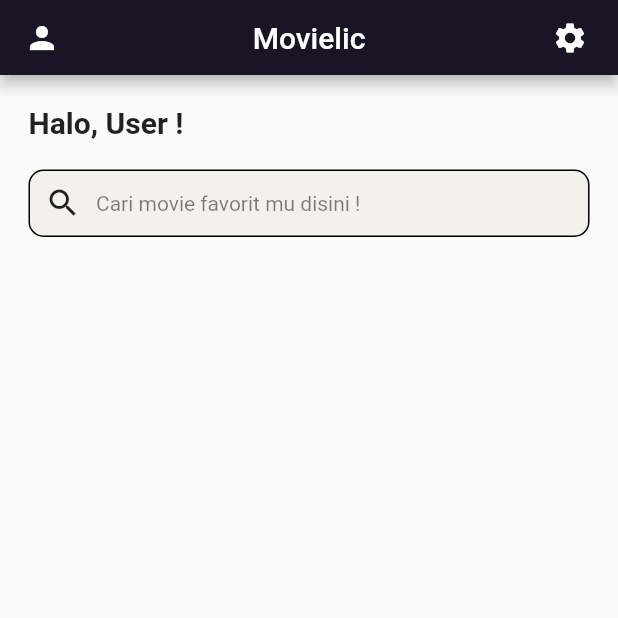
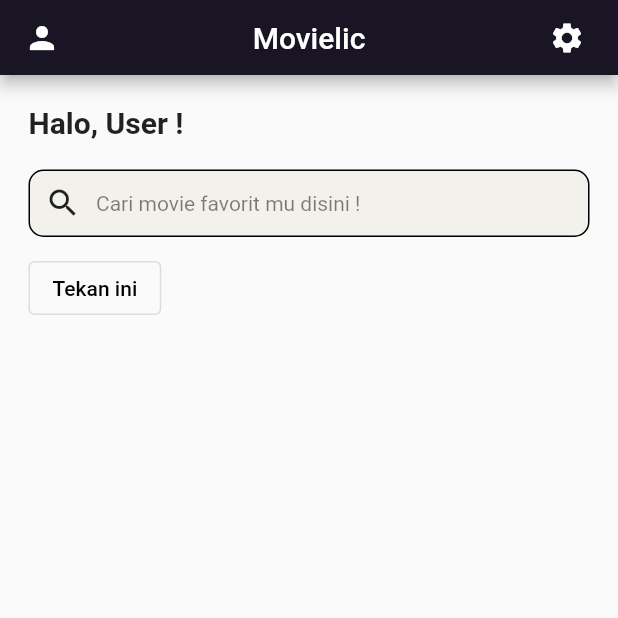
Before and after one commit to Harizt-LF/movieholic_app, a Flutter app: the screen it shows after launch, on a phone screen of 412 x 824 dp, the top half of it. Run offline on Flutter 3.47's test engine with Material 2 defaults, Android fonts, the light colour scheme and no system bars.

Commit message:
Add button appBar

```diff
--- a/lib/main.dart
+++ b/lib/main.dart
@@ -22,19 +22,17 @@
           appBar: AppBar(
             centerTitle: true,
             toolbarHeight: 50,
-            leading: Container(
-              width: 100,
-              height: 100,
-              //color: Colors.amber,
-              child: const Row(
-                mainAxisAlignment: MainAxisAlignment.center,
-                children: [Icon(Icons.person)], //Test Icon
-              ),
+            leading: IconButton(
+              onPressed: () {},
+              icon: Icon(Icons.person),
             ),
             title: const Text("Movielic"),
             actions: [
-              Icon(Icons.settings),
-              Padding(padding: EdgeInsets.only(right: 20))
+              IconButton(
+                onPressed: () {},
+                icon: Icon(Icons.settings),
+              ),
+              Padding(padding: EdgeInsets.only(right: 10))
             ],
           ),
           body: SingleChildScrollView(
@@ -73,6 +71,16 @@
                         )
                       ],
                     ),
+                  ),
+                  SizedBox(
+                    height: 10,
+                  ),
+                  OutlinedButton(
+                    onPressed: () {},
+                    child: Text(
+                      "Tekan ini",
+                      style: TextStyle(color: Colors.black),
+                    ),
                   )
                 ],
               ),
```
